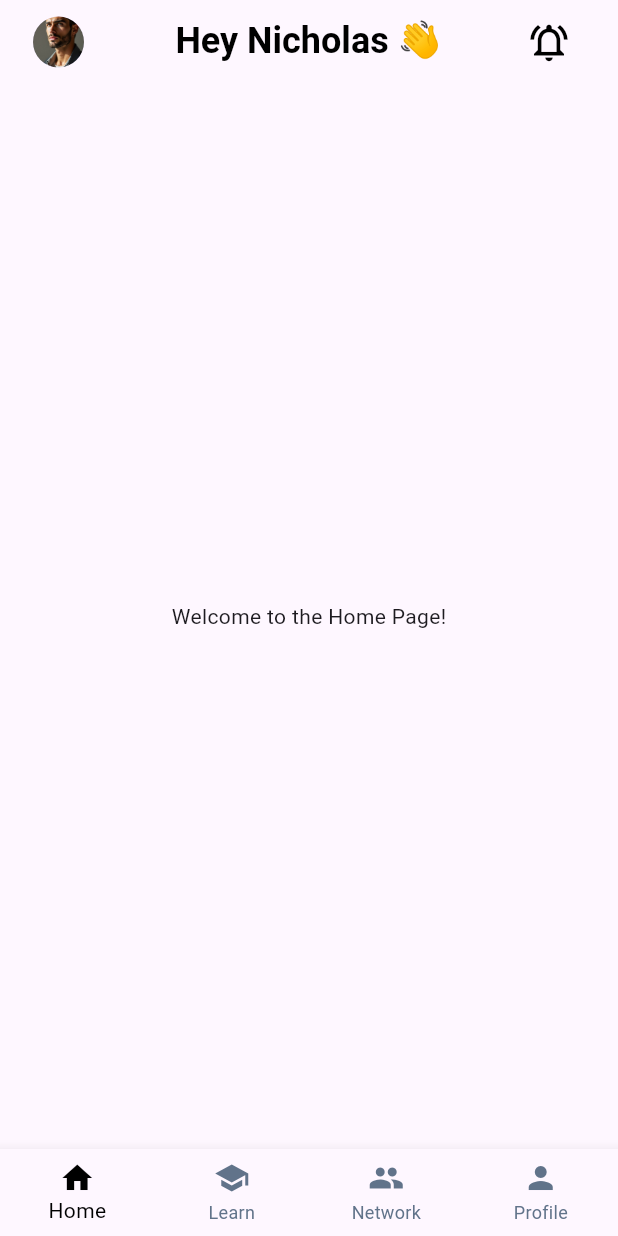
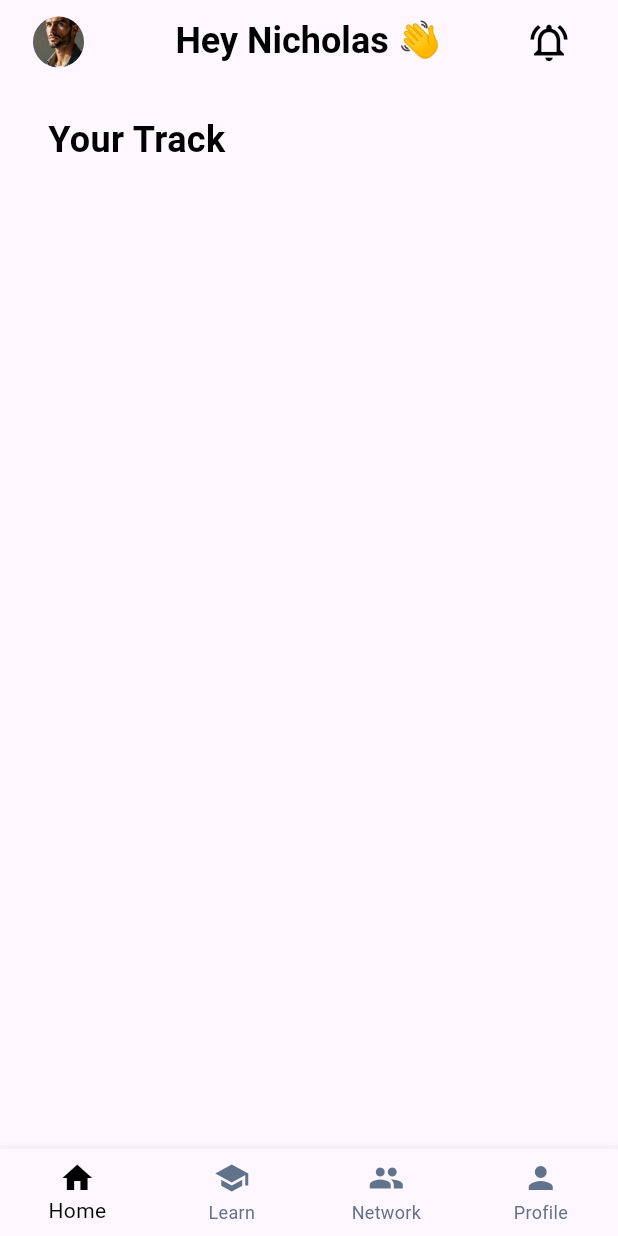
Before and after one commit to Yvonne-Wanja-1/csk-app, a Flutter app: the screen it shows after launch, on a phone screen of 412 x 824 dp. Run offline on Flutter 3.47's test engine with Material 3 defaults, Android fonts, the phone set to English and light mode, and no system bars.

Commit message:
made some changes to home.dart

```diff
--- a/csk/lib/pages/home.dart
+++ b/csk/lib/pages/home.dart
@@ -6,7 +6,8 @@ class HomePage extends StatelessWidget {
 
   @override
   Widget build(BuildContext context) {
-    return Scaffold(
+    return SafeArea(
+      child: Scaffold(
         //app bar
         appBar: AppBar(
           backgroundColor: Theme.of(context).scaffoldBackgroundColor,
@@ -42,12 +43,28 @@ class HomePage extends StatelessWidget {
           ],
         ),
         //body
-      body: const Center(
-        child: Text('Welcome to the Home Page!'),
+        body: SingleChildScrollView(
+          physics: const BouncingScrollPhysics(),
+          child: Column(
+            children: [
+              Padding(
+                padding: const EdgeInsets.only(left: 32.0, top: 20.0, bottom: 8.0),
+                child: Text(
+                  'Your Track',
+                  style: TextStyle(
+                    fontSize: 24,
+                    fontWeight: FontWeight.bold,
+                    color: Colors.black,
+                  ),
+                ),
+              ),
+              ],
+          ),
         ),
       //bottom navigation bar
       bottomNavigationBar: MyBottomNavigationBar(),
 
+      ),
     );
   }
 }
```
Lines whose indentation alone changed are shown as unchanged.
